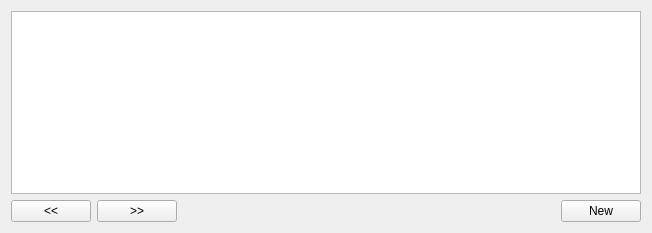
Before: the Qt Designer form native/src/DovahKit/ui/form_windows/odds_and_ends/condition_list.ui in DavidJCobb/DovahKit, drawn with Qt 5.
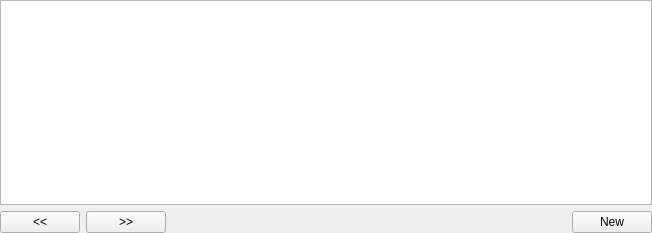
After: the same form once the commit is applied.

Commit message:
Condition list UI: code for reordering conditions
Added code for reordering selected items in a condition list.

The edit to the form file:
```diff
--- a/native/src/DovahKit/ui/form_windows/odds_and_ends/condition_list.ui
+++ b/native/src/DovahKit/ui/form_windows/odds_and_ends/condition_list.ui
@@ -14,6 +14,18 @@
    <string>Form</string>
   </property>
   <layout class="QGridLayout" name="gridLayout">
+   <property name="leftMargin">
+    <number>0</number>
+   </property>
+   <property name="topMargin">
+    <number>0</number>
+   </property>
+   <property name="rightMargin">
+    <number>0</number>
+   </property>
+   <property name="bottomMargin">
+    <number>0</number>
+   </property>
    <item row="0" column="0">
     <widget class="QTableView" name="list"/>
    </item>
```
The commit also changes 5 other files.
